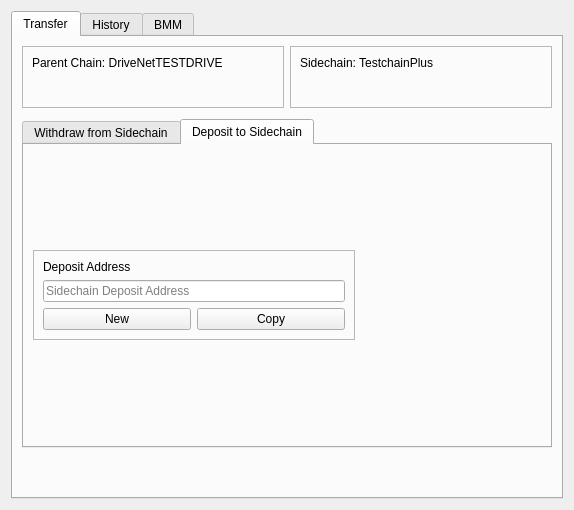
Qt form src/qt/forms/sidechainpage.ui (skydogenet/sidechains) before a commit.
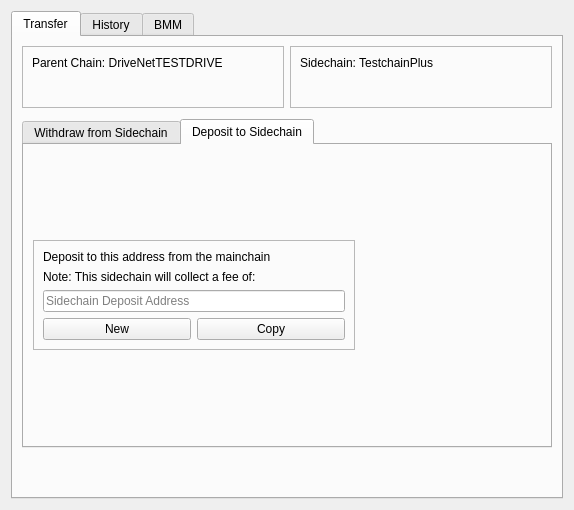
The same form after that commit. The open tabs and pages were chosen to show the change. Icons and pictures are not drawn. Custom widgets are drawn as their Qt base class.

Commit message: Add fee info to sidechain deposit area

```diff
--- a/src/qt/forms/sidechainpage.ui
+++ b/src/qt/forms/sidechainpage.ui
@@ -277,16 +277,10 @@
               <enum>QFrame::Raised</enum>
              </property>
              <layout class="QGridLayout" name="gridLayout_8">
-              <item row="3" column="1">
-               <widget class="QPushButton" name="pushButtonCopy">
-                <property name="sizePolicy">
-                 <sizepolicy hsizetype="Minimum" vsizetype="Fixed">
-                  <horstretch>0</horstretch>
-                  <verstretch>0</verstretch>
-                 </sizepolicy>
-                </property>
+              <item row="5" column="0">
+               <widget class="QPushButton" name="pushButtonNew">
                 <property name="text">
-                 <string>Copy</string>
+                 <string>New</string>
                 </property>
                 <property name="icon">
                  <iconset resource="../bitcoin.qrc">
@@ -294,7 +288,7 @@
                 </property>
                </widget>
               </item>
-              <item row="1" column="0" colspan="2">
+              <item row="3" column="0" colspan="2">
                <widget class="QLineEdit" name="lineEditDepositAddress">
                 <property name="sizePolicy">
                  <sizepolicy hsizetype="Expanding" vsizetype="Fixed">
@@ -307,10 +301,16 @@
                 </property>
                </widget>
               </item>
-              <item row="3" column="0">
-               <widget class="QPushButton" name="pushButtonNew">
+              <item row="5" column="1">
+               <widget class="QPushButton" name="pushButtonCopy">
+                <property name="sizePolicy">
+                 <sizepolicy hsizetype="Minimum" vsizetype="Fixed">
+                  <horstretch>0</horstretch>
+                  <verstretch>0</verstretch>
+                 </sizepolicy>
+                </property>
                 <property name="text">
-                 <string>New</string>
+                 <string>Copy</string>
                 </property>
                 <property name="icon">
                  <iconset resource="../bitcoin.qrc">
@@ -318,10 +318,29 @@
                 </property>
                </widget>
               </item>
-              <item row="0" column="0">
+              <item row="0" column="0" colspan="2">
                <widget class="QLabel" name="labelDepositAddress">
+                <property name="sizePolicy">
+                 <sizepolicy hsizetype="Maximum" vsizetype="Preferred">
+                  <horstretch>0</horstretch>
+                  <verstretch>0</verstretch>
+                 </sizepolicy>
+                </property>
                 <property name="text">
-                 <string>Deposit Address</string>
+                 <string>Deposit to this address from the mainchain </string>
+                </property>
+               </widget>
+              </item>
+              <item row="2" column="0" colspan="2">
+               <widget class="QLabel" name="labelFee">
+                <property name="sizePolicy">
+                 <sizepolicy hsizetype="Maximum" vsizetype="Preferred">
+                  <horstretch>0</horstretch>
+                  <verstretch>0</verstretch>
+                 </sizepolicy>
+                </property>
+                <property name="text">
+                 <string>Note: This sidechain will collect a fee of: </string>
                 </property>
                </widget>
               </item>
```
Left out of the diff: 4 changed lines with no effect on the pictures.
